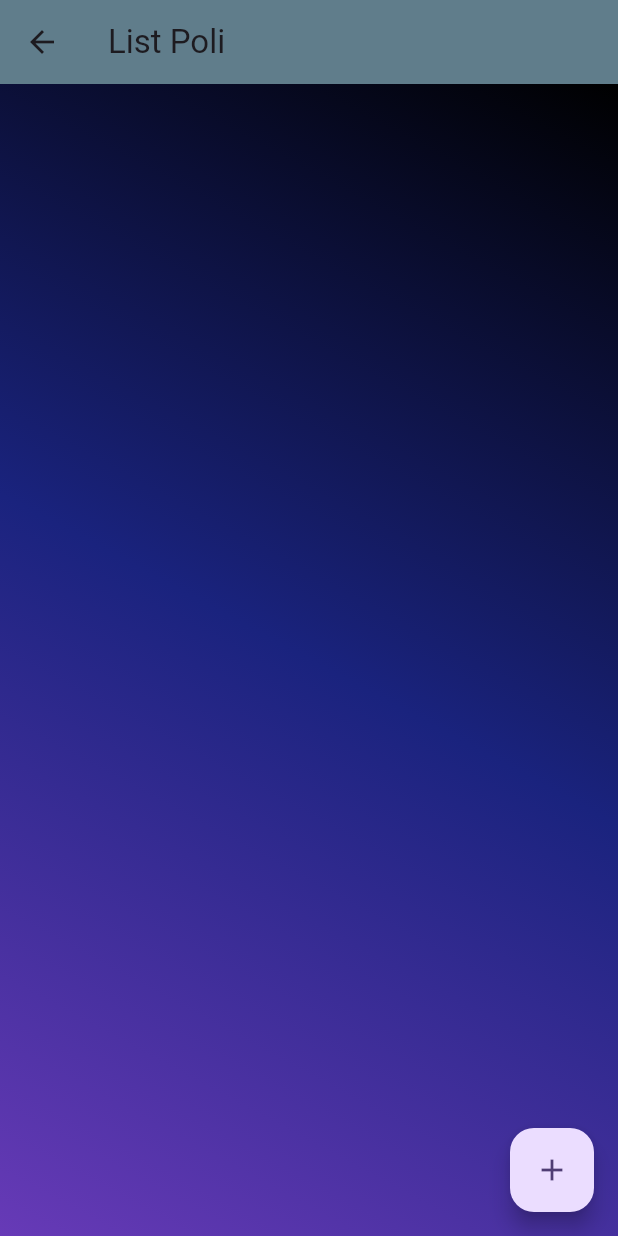
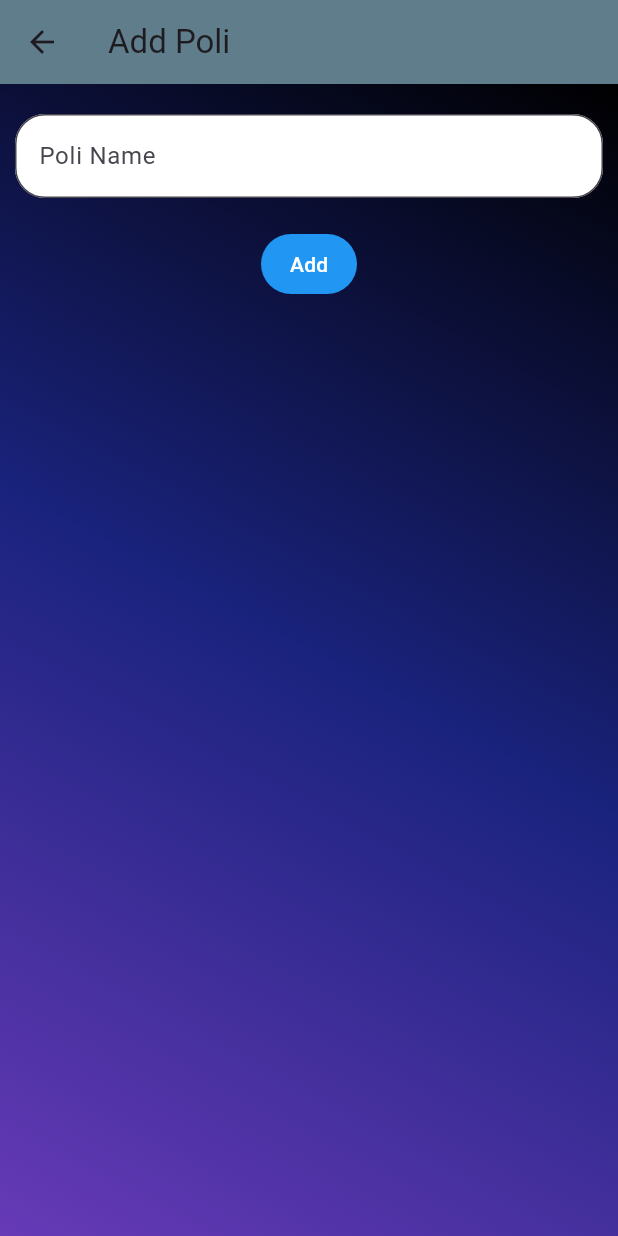
Before and after one commit to ShinDSR/007_Aplikasi-manajemen-jadwal-kerja-dokter, a Flutter app: the Poli screen opened directly, after a tap on the "add" icon, on a phone screen of 412 x 824 dp. Run offline on Flutter 3.47's test engine with Material 2 defaults, Android fonts, the phone set to English and light mode, and no system bars; our stand-ins replace cloud_firestore; accounts and stored records are empty.

Commit message:
Adding add_poli view

```diff
--- /dev/null
+++ b/lib/view/poli/add_poli.dart
@@ -0,0 +1,85 @@
+import 'package:flutter/material.dart';
+import 'package:jadwal_piket_dokter/view/poli/poli.dart';
+
+import '../../controller/poli_controller.dart';
+import '../../model/poli_model.dart';
+
+class AddPoli extends StatefulWidget {
+  const AddPoli({super.key});
+
+  @override
+  State<AddPoli> createState() => _AddPoliState();
+}
+
+class _AddPoliState extends State<AddPoli> {
+  final formkey = GlobalKey<FormState>();
+  var poliController = PoliController();
+
+  String? poliname;
+
+  @override
+  Widget build(BuildContext context) {
+    return Scaffold(
+      appBar: AppBar(
+        title: const Text('Add Poli'),
+        backgroundColor: Colors.blueGrey,
+      ),
+      body: Container(
+        decoration: const BoxDecoration(
+          gradient: LinearGradient(
+            begin: Alignment.topRight,
+            end: Alignment.bottomLeft,
+            colors: [
+              Color(0xFF000000),
+              Color(0xFF1A237E),
+              Color(0xFF673AB7),
+            ],
+          ),
+        ),
+        child: Padding(
+          padding: EdgeInsets.all(10),
+          child: Form(
+            key: formkey,
+            child: Column(
+              children: [
+                const SizedBox(height: 10),
+                TextFormField(
+                  decoration: InputDecoration(
+                    hintText: 'Poli Name',
+                    border: OutlineInputBorder(
+                          borderRadius: BorderRadius.circular(20),
+                        ),
+                        filled: true,
+                        fillColor: Colors.white
+                  ),
+                  onChanged: (value) {
+                    poliname = value;
+                  },
+                ),
+                const SizedBox(height: 20),
+                TextButton(
+                    style: ButtonStyle(
+                        backgroundColor: MaterialStateProperty.all(Colors.blue),
+                        foregroundColor: MaterialStateProperty.all(Colors.white)),
+                    onPressed: () {
+                      PoliModel pm = PoliModel(
+                        poliname: poliname!,
+                      );
+                      poliController.addPoli(pm);
+                      ScaffoldMessenger.of(context).showSnackBar(
+                          const SnackBar(content: Text('Poli Changed')));
+                      Navigator.pushReplacement(
+                          context,
+                          MaterialPageRoute(
+                            builder: (context) => const Poli(),
+                          ));
+                    },
+                    child: Text('Add'))
+              ],
+            ),
+          ),
+        ),
+      )
+    );
+  }
+}
--- a/lib/view/poli/poli.dart
+++ b/lib/view/poli/poli.dart
@@ -2,6 +2,7 @@ import 'package:cloud_firestore/cloud_firestore.dart';
 import 'package:flutter/material.dart';
 
 import '../../controller/poli_controller.dart';
+import 'add_poli.dart';
 
 class Poli extends StatefulWidget {
   const Poli({super.key});
@@ -116,11 +117,11 @@ class _PoliState extends State<Poli> {
           )),
       floatingActionButton: FloatingActionButton(
         onPressed: () {
-          // Navigator.push(
-          //     context,
-          //     MaterialPageRoute(
-          //       builder: (context) => const AddPoli(),
-          //     ));
+          Navigator.push(
+              context,
+              MaterialPageRoute(
+                builder: (context) => const AddPoli(),
+              ));
         },
         child: const Icon(Icons.add),
       ),
```
